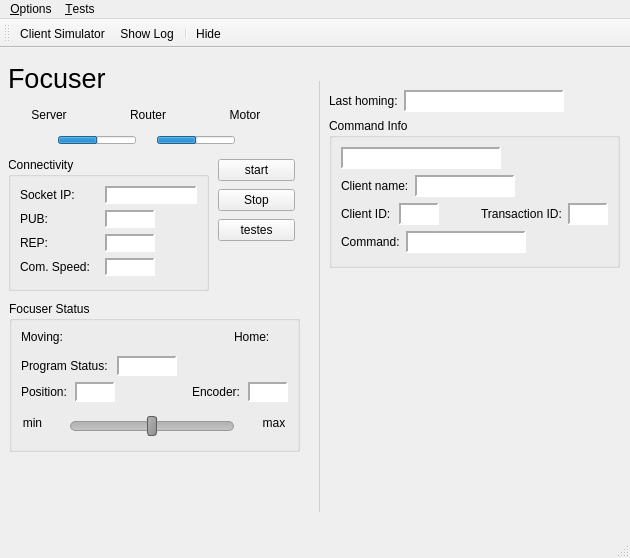
Before: the Qt Designer form assets/ui/main.ui in dev-LNA/HostFocuser160, drawn with Qt 5.
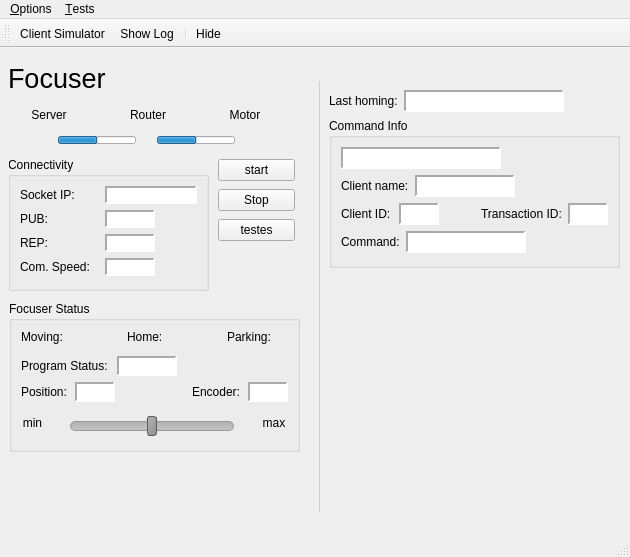
After: the same form once the commit is applied. Icons and pictures are not drawn.

Commit message: Configured Park status led indicator

Diff of the .ui file:
```diff
--- a/assets/ui/main.ui
+++ b/assets/ui/main.ui
@@ -78,12 +78,15 @@
    <enum>QTabWidget::TabShape::Rounded</enum>
   </property>
   <widget class="QWidget" name="centralwidget">
-   <layout class="QGridLayout" name="gridLayout">
-    <property name="leftMargin">
-     <number>9</number>
-    </property>
-    <item row="0" column="0">
      <widget class="QStackedWidget" name="pageSelect">
+    <property name="geometry">
+     <rect>
+      <x>9</x>
+      <y>9</y>
+      <width>612</width>
+      <height>470</height>
+     </rect>
+    </property>
       <property name="minimumSize">
        <size>
         <width>310</width>
@@ -1239,6 +1242,96 @@
              </property>
             </widget>
            </item>
+         <item>
+          <spacer name="horizontalSpacer_17">
+           <property name="orientation">
+            <enum>Qt::Orientation::Horizontal</enum>
+           </property>
+           <property name="sizeHint" stdset="0">
+            <size>
+             <width>40</width>
+             <height>14</height>
+            </size>
+           </property>
+          </spacer>
+         </item>
+         <item>
+          <widget class="QLabel" name="lblPark">
+           <property name="minimumSize">
+            <size>
+             <width>47</width>
+             <height>20</height>
+            </size>
+           </property>
+           <property name="maximumSize">
+            <size>
+             <width>50</width>
+             <height>20</height>
+            </size>
+           </property>
+           <property name="styleSheet">
+            <string notr="true"/>
+           </property>
+           <property name="frameShape">
+            <enum>QFrame::Shape::NoFrame</enum>
+           </property>
+           <property name="frameShadow">
+            <enum>QFrame::Shadow::Sunken</enum>
+           </property>
+           <property name="lineWidth">
+            <number>0</number>
+           </property>
+           <property name="text">
+            <string>Parking:</string>
+           </property>
+           <property name="alignment">
+            <set>Qt::AlignmentFlag::AlignLeading|Qt::AlignmentFlag::AlignLeft|Qt::AlignmentFlag::AlignTop</set>
+           </property>
+          </widget>
+         </item>
+         <item>
+          <widget class="QLabel" name="ledPark">
+           <property name="sizePolicy">
+            <sizepolicy hsizetype="Fixed" vsizetype="Fixed">
+             <horstretch>0</horstretch>
+             <verstretch>0</verstretch>
+            </sizepolicy>
+           </property>
+           <property name="minimumSize">
+            <size>
+             <width>14</width>
+             <height>14</height>
+            </size>
+           </property>
+           <property name="maximumSize">
+            <size>
+             <width>14</width>
+             <height>14</height>
+            </size>
+           </property>
+           <property name="layoutDirection">
+            <enum>Qt::LayoutDirection::RightToLeft</enum>
+           </property>
+           <property name="styleSheet">
+            <string notr="true">border-radius:7px;</string>
+           </property>
+           <property name="frameShape">
+            <enum>QFrame::Shape::NoFrame</enum>
+           </property>
+           <property name="frameShadow">
+            <enum>QFrame::Shadow::Sunken</enum>
+           </property>
+           <property name="text">
+            <string/>
+           </property>
+           <property name="alignment">
+            <set>Qt::AlignmentFlag::AlignCenter</set>
+           </property>
+           <property name="statusLed" stdset="0">
+            <string>NOK</string>
+           </property>
+          </widget>
+         </item>
           </layout>
          </item>
          <item>
@@ -3961,8 +4054,6 @@
        </widget>
       </widget>
      </widget>
-    </item>
-   </layout>
   </widget>
   <widget class="QMenuBar" name="menubar">
    <property name="geometry">
```
Left out of the diff: 2 changed lines with no effect on the pictures. Lines whose indentation alone changed are shown as unchanged. The commit also changes 5 other files.
